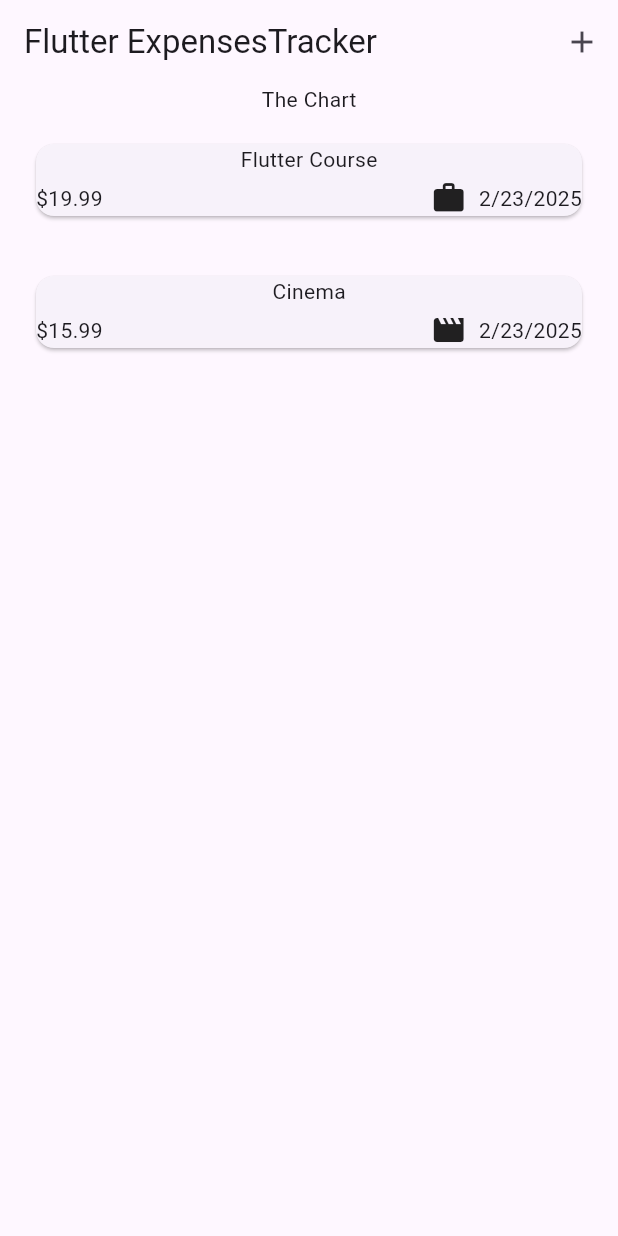
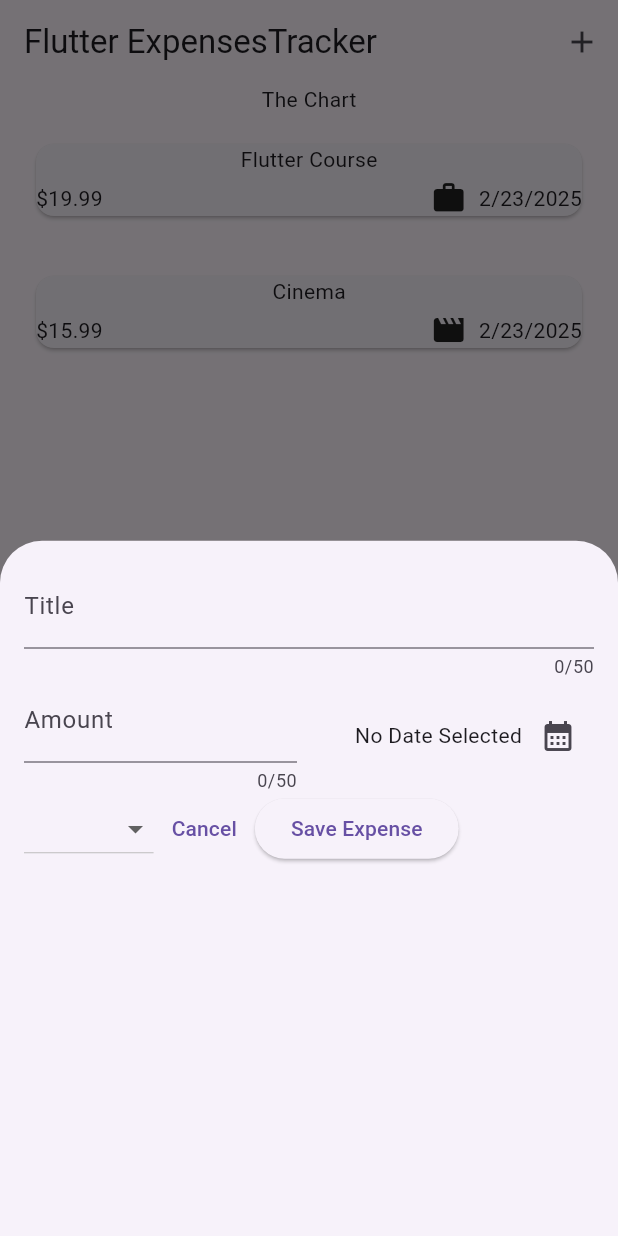
Before and after one commit to ishanahmad90/expense_tracker, a Flutter app: the screen it shows after launch, after a tap on the "add" icon, on a phone screen of 412 x 824 dp. Run offline on Flutter 3.47's test engine with Material 3 defaults, Android fonts, the phone set to English and light mode, and no system bars.

Commit message:
update files

```diff
--- a/lib/models/expense.dart
+++ b/lib/models/expense.dart
@@ -2,7 +2,7 @@ import 'package:flutter/material.dart';
 import 'package:uuid/uuid.dart';
 import 'package:intl/intl.dart';
 
-final formater = DateFormat.yMd();
+final formatter = DateFormat.yMd();
 
 const uuid = Uuid();
 
@@ -30,6 +30,6 @@ class Expense {
   final Category category;
 
   String get formattedDate {
-    return formater.format(date);
+    return formatter.format(date);
   }
 }
--- a/lib/widgets/expenses.dart
+++ b/lib/widgets/expenses.dart
@@ -1,3 +1,4 @@
+import 'package:expense_tracker/widgets/new_expense.dart';
 import 'package:flutter/material.dart';
 import 'package:expense_tracker/models/expense.dart';
 import 'package:expense_tracker/widgets/expenses_list/expenses_list.dart';
@@ -26,6 +27,15 @@ class _ExpensesState extends State<Expenses> {
     ),
   ];
 
+  void _openAddExpenseOverlay() {
+    showModalBottomSheet(
+      // useSafeArea: true,
+      // isScrollControlled: true,
+      context: context,
+      builder: (ctx) => const NewExpense(),
+    );
+  }
+
   @override
   Widget build(BuildContext context) {
     return Scaffold(
@@ -33,7 +43,7 @@ class _ExpensesState extends State<Expenses> {
         title: Text('Flutter ExpensesTracker'),
         actions: [
           IconButton(
-            onPressed: () {},
+            onPressed: _openAddExpenseOverlay,
             icon: const Icon(Icons.add),
           )
         ],
--- /dev/null
+++ b/lib/widgets/new_expense.dart
@@ -0,0 +1,122 @@
+import 'package:flutter/material.dart';
+import 'package:expense_tracker/models/expense.dart';
+
+class NewExpense extends StatefulWidget {
+  const NewExpense({super.key});
+
+  @override
+  State<NewExpense> createState() {
+    return _NewExpenseState();
+  }
+}
+
+class _NewExpenseState extends State<NewExpense> {
+  final _titleController = TextEditingController();
+  final _amountController = TextEditingController();
+  DateTime? _selectedDate;
+
+  Category _selectedCategory = Category.work;
+
+  void _presentDatePicker() async {
+    final now = DateTime.now();
+    final firstDate = DateTime(now.year - 1, now.month, now.day);
+    final pickedDate = await showDatePicker(
+      context: context,
+      initialDate: now,
+      firstDate: firstDate,
+      lastDate: now,
+    );
+    setState(() {
+      _selectedDate = pickedDate;
+    });
+  }
+
+  @override
+  void dispose() {
+    _titleController.dispose();
+    _amountController.dispose();
+    super.dispose();
+  }
+
+  @override
+  Widget build(BuildContext context) {
+    return Padding(
+      padding: const EdgeInsets.all(16),
+      child: Column(
+        children: [
+          TextField(
+            controller: _titleController,
+            maxLength: 50,
+            decoration: InputDecoration(
+              label: Text('Title'),
+            ),
+          ),
+          Row(
+            children: [
+              Expanded(
+                child: TextField(
+                  controller: _amountController,
+                  keyboardType: TextInputType.number,
+                  maxLength: 50,
+                  decoration: InputDecoration(
+                    prefix: Text('\$ '),
+                    label: Text('Amount'),
+                  ),
+                ),
+              ),
+              const SizedBox(width: 16),
+              Expanded(
+                  child: Row(
+                mainAxisAlignment: MainAxisAlignment.end,
+                crossAxisAlignment: CrossAxisAlignment.center,
+                children: [
+                  Text(
+                    _selectedDate == null
+                        ? 'No Date Selected'
+                        : formatter.format(_selectedDate!),
+                  ),
+                  IconButton(
+                    onPressed: _presentDatePicker,
+                    icon: const Icon(
+                      Icons.calendar_month,
+                    ),
+                  )
+                ],
+              ))
+            ],
+          ),
+          Row(
+            children: [
+              DropdownButton(
+                  items: Category.values
+                      .map((category) => DropdownMenuItem(
+                          value: category,
+                          child: Text(category.name.toUpperCase())))
+                      .toList(),
+                  onChanged: (value) {
+                    setState(() {
+                      _selectedCategory = value!;
+                    });
+                  }),
+              TextButton(
+                onPressed: () {
+                  Navigator.pop(context);
+                },
+                child: const Text('Cancel'),
+              ),
+              ElevatedButton(
+                onPressed: () {
+                  // ignore: avoid_print
+                  print(_titleController.text);
+                  // ignore: avoid_print
+                  print(_amountController.text);
+                },
+                child: Text('Save Expense'),
+              ),
+            ],
+          )
+        ],
+      ),
+    );
+  }
+}
```
